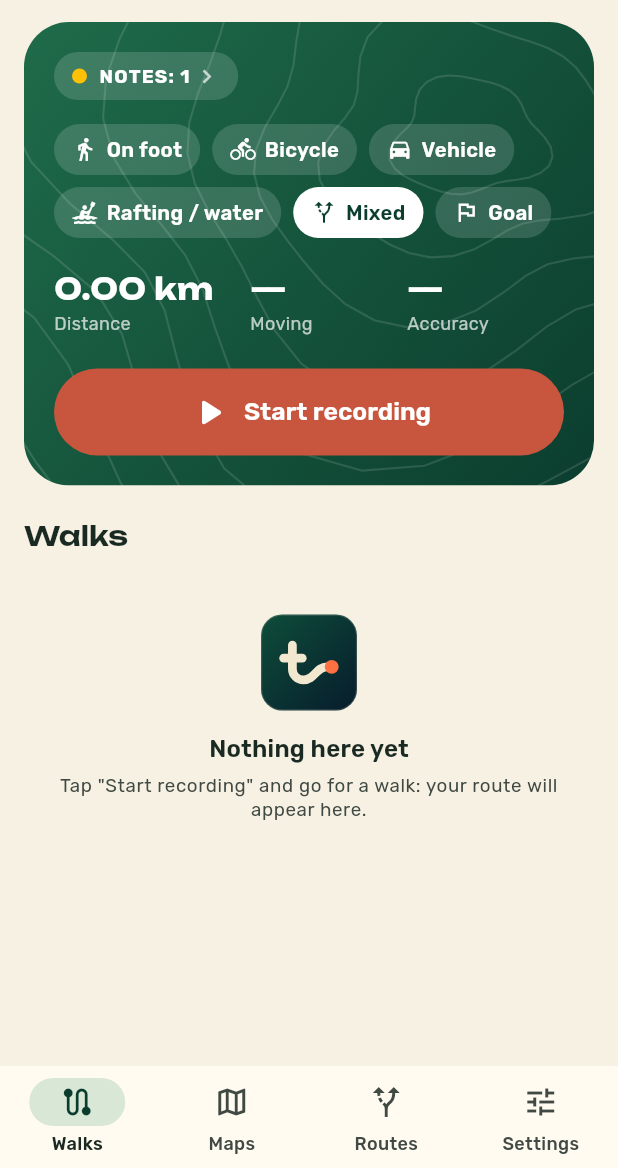
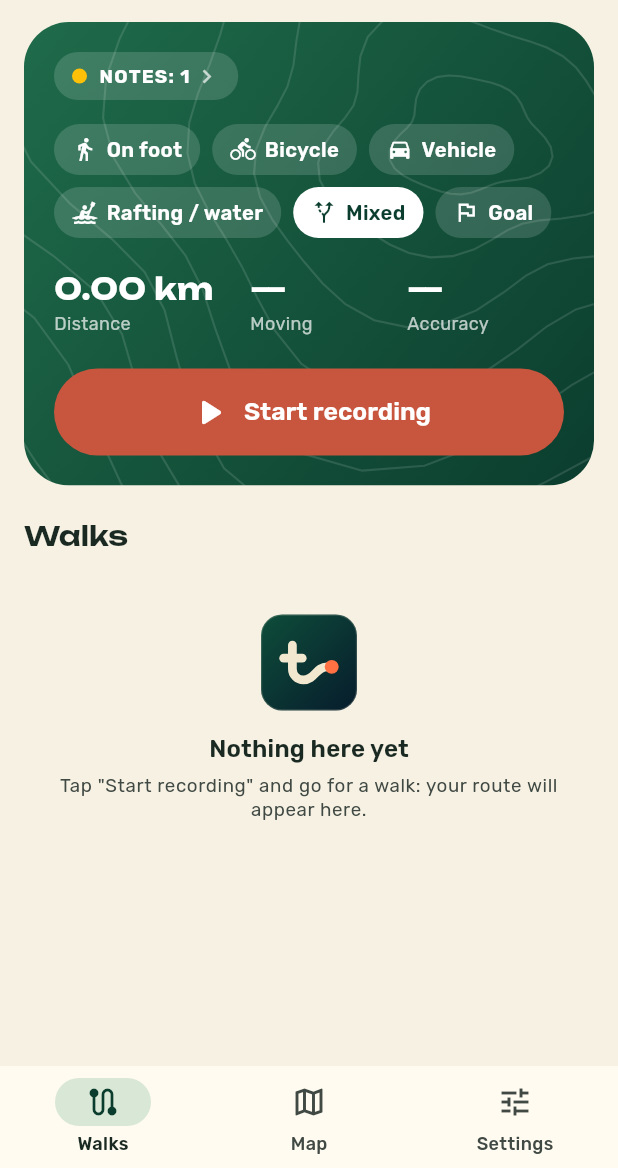
Before and after one commit to oneup1689/Tropa, a Flutter app: the screen it shows after launch, on a phone screen of 412 x 824 dp, the part 68-1236 px from its top. Run offline on Flutter 3.47's test engine with Material 3 defaults, Android fonts, the phone set to English and light mode, and no system bars; our stand-ins replace battery_plus, device_info_plus, file_picker, geolocator, image_picker, package_info_plus and 3 more; missing offline and left inert: gal, maplibre_gl; accounts and stored records are empty.

Commit message:
Replace Maps and Routes tabs by a Map tab with a locate button; Maps and Routes stay in the menu
Co-Authored-By: Claude Sonnet 5.5 <noreply@anthropic.com>

```diff
--- a/lib/app_shell.dart
+++ b/lib/app_shell.dart
@@ -3,15 +3,14 @@ import 'dart:io';
 import 'package:flutter/material.dart';
 
 import 'l10n.dart';
-import 'main.dart' show HomePage, HomePageState;
-import 'maps_page.dart';
-import 'routes_page.dart';
+import 'main.dart' show HomePage;
+import 'map_page.dart';
 import 'settings_page.dart';
 import 'splash.dart';
 
-/// The frame of the app: the bottom navigation (Walks, Maps, Routes, Settings), the night gradient behind the tabs
-/// in the dark theme and, on a cold start, the animated splash screen on top. The planner, the backup and the log
-/// stay in the menu of the Walks screen.
+/// The frame of the app: the bottom navigation (Walks, Map, Settings), the night gradient behind the tabs in the
+/// dark theme and, on a cold start, the animated splash screen on top. Maps, routes, the planner, the backup and
+/// the log stay in the menu of the Walks screen.
 class AppShell extends StatefulWidget {
   const AppShell({super.key});
 
@@ -22,7 +21,7 @@ class AppShell extends StatefulWidget {
 class _AppShellState extends State<AppShell> {
   static bool _splashShown = false; // only once per process, not again after a theme or language change
   int _index = 0;
-  final _home = GlobalKey<HomePageState>();
+  bool _mapOpened = false; // the map is created on the first visit, not at the start of the app
   bool _splash = false;
 
   @override
@@ -33,19 +32,17 @@ class _AppShellState extends State<AppShell> {
     _splashShown = true;
   }
 
-  /// "Go along this route" on the Routes tab: back to the walks and start the recording there.
-  void _startRoute(int routeId) {
-    setState(() => _index = 0);
-    WidgetsBinding.instance.addPostFrameCallback((_) => _home.currentState?.startAlongRoute(routeId));
-  }
-
   @override
   Widget build(BuildContext context) {
     final theme = Theme.of(context);
     final dark = theme.brightness == Brightness.dark;
     Widget body = IndexedStack(
       index: _index,
-      children: [HomePage(key: _home), MapsPage(), RoutesPage(onPick: _startRoute), SettingsPage()],
+      children: [
+        const HomePage(),
+        if (_mapOpened || _index == 1) MapPage(tab: true, active: _index == 1, title: t('Карта')) else const SizedBox.shrink(),
+        SettingsPage(),
+      ],
     );
     if (dark) {
       // The tabs sit on the gradient of the posters: their own backgrounds become see-through.
@@ -62,11 +59,13 @@ class _AppShellState extends State<AppShell> {
       body: body,
       bottomNavigationBar: NavigationBar(
         selectedIndex: _index,
-        onDestinationSelected: (i) => setState(() => _index = i),
+        onDestinationSelected: (i) => setState(() {
+          _index = i;
+          if (i == 1) _mapOpened = true;
+        }),
         destinations: [
           NavigationDestination(icon: const Icon(Icons.route_outlined), selectedIcon: const Icon(Icons.route), label: t('Прогулки')),
-          NavigationDestination(icon: const Icon(Icons.map_outlined), selectedIcon: const Icon(Icons.map), label: t('Карты')),
-          NavigationDestination(icon: const Icon(Icons.alt_route), selectedIcon: const Icon(Icons.alt_route), label: t('Маршруты')),
+          NavigationDestination(icon: const Icon(Icons.map_outlined), selectedIcon: const Icon(Icons.map), label: t('Карта')),
           NavigationDestination(icon: const Icon(Icons.tune), selectedIcon: const Icon(Icons.tune), label: t('Настройки')),
         ],
       ),
--- a/lib/l10n_en.dart
+++ b/lib/l10n_en.dart
@@ -469,4 +469,7 @@ const Map<String, String> enStrings = {
   'Всё готово к прогулке': 'Everything is ready for the walk',
   'Можно идти, но есть замечания': 'You can go, but there are notes',
   'Запись не начнётся': 'Recording will not start',
+  // map tab
+  'Где я': 'Where am I',
+  'Включите GPS, чтобы найти вас на карте': 'Turn on GPS to find you on the map',
 };
--- a/lib/main.dart
+++ b/lib/main.dart
@@ -534,8 +534,6 @@ class HomePageState extends State<HomePage> with WidgetsBindingObserver {
             await nav.push(MaterialPageRoute(builder: (_) => SettingsPage()));
           case 'maps':
             await nav.push(MaterialPageRoute(builder: (_) => MapsPage()));
-          case 'openmap':
-            await nav.push(MaterialPageRoute(builder: (_) => const MapPage()));
           case 'routes':
             await _openRoutes();
           case 'multi':
@@ -557,7 +555,6 @@ class HomePageState extends State<HomePage> with WidgetsBindingObserver {
       },
       itemBuilder: (_) => [
         item('settings', Icons.tune, t('Настройки')),
-        item('openmap', Icons.map_outlined, t('Открыть карту')),
         item('maps', Icons.download_for_offline_outlined, t('Карты')),
         item('routes', Icons.alt_route, t('Маршруты (импорт GPX)')),
         item('planner', Icons.event_available_outlined, t('Планировщик')),
```
Also changed, not shown: lib/map_page.dart (+91 -5 lines), lib/routes_page.dart (+2 -5 lines), 1 other file.
